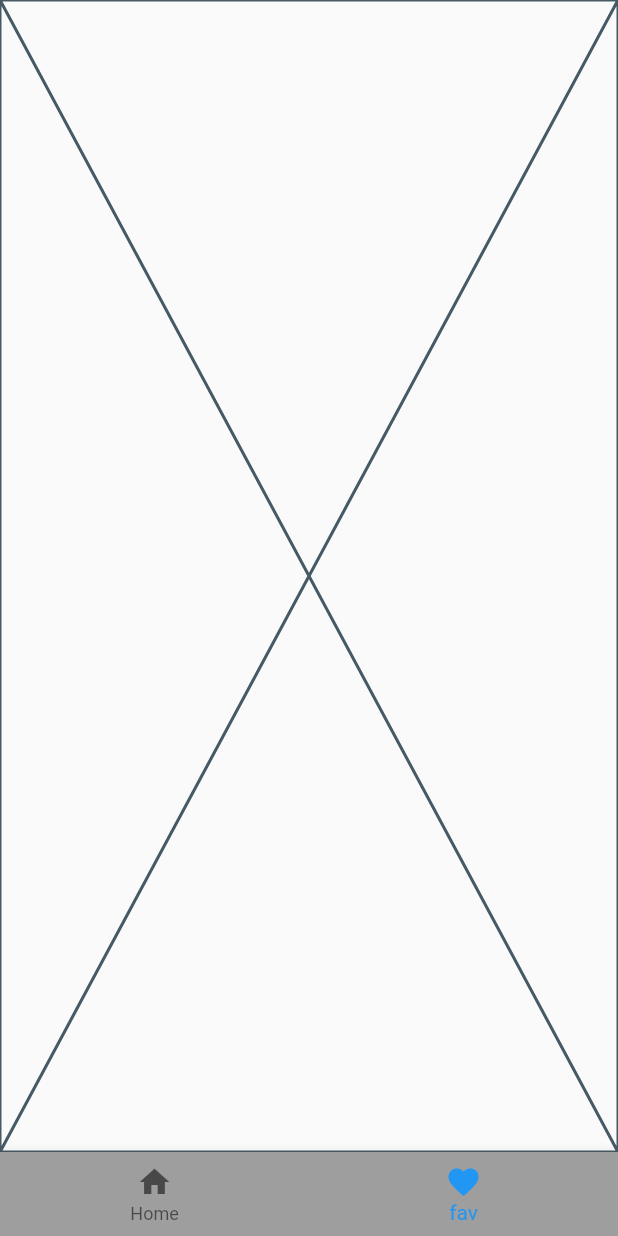
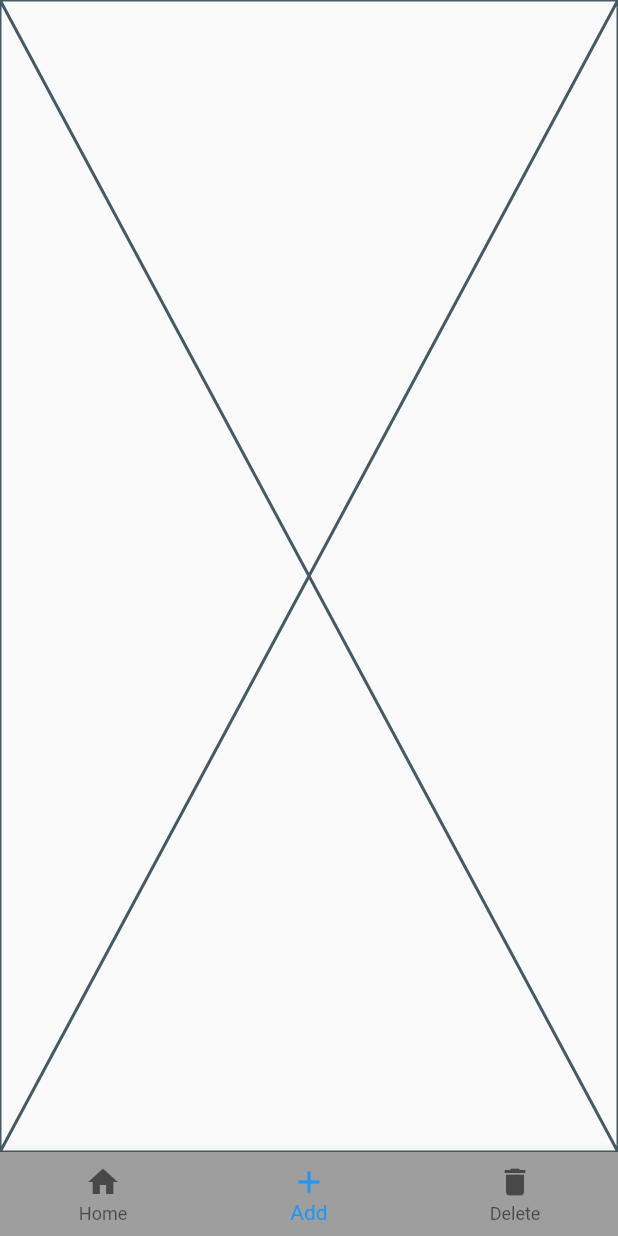
Before and after one commit to SynapseProgramming/membit, a Flutter app: the screen it shows after launch, item 2 of the bottom bar chosen, on a phone screen of 412 x 824 dp. Run offline on Flutter 3.47's test engine with Material 2 defaults, Android fonts, the phone set to English and light mode, and no system bars.

Commit message:
Added in extra placeholder

```diff
--- a/lib/main.dart
+++ b/lib/main.dart
@@ -46,6 +46,7 @@ class _MyHomePageState extends State<MyHomePage> {
       maxLines: 2,
     )),
     Placeholder(),
+    Placeholder(),
   ];
 
   @override
@@ -56,7 +57,8 @@ class _MyHomePageState extends State<MyHomePage> {
         backgroundColor: Colors.grey,
         items: const <BottomNavigationBarItem>[
           BottomNavigationBarItem(icon: Icon(Icons.home), label: 'Home'),
-          BottomNavigationBarItem(icon: Icon(Icons.favorite), label: 'fav'),
+          BottomNavigationBarItem(icon: Icon(Icons.add), label: 'Add'),
+          BottomNavigationBarItem(icon: Icon(Icons.delete), label: 'Delete'),
         ],
         currentIndex: selectedindex,
         onTap: _onItemTapped,
```
